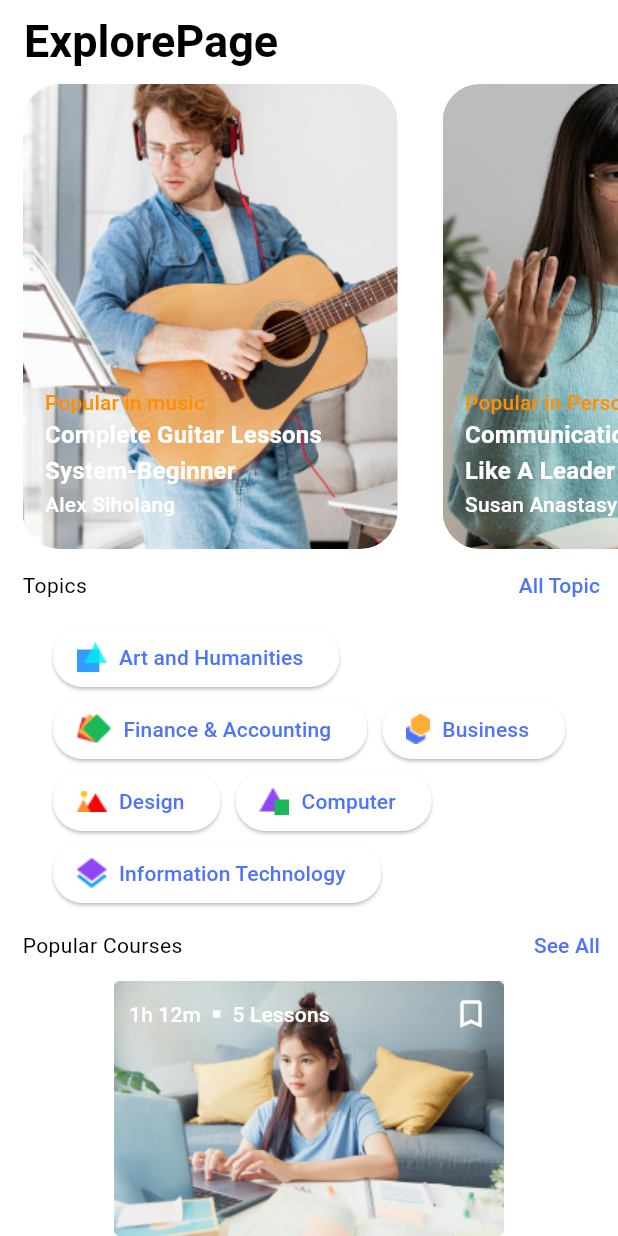
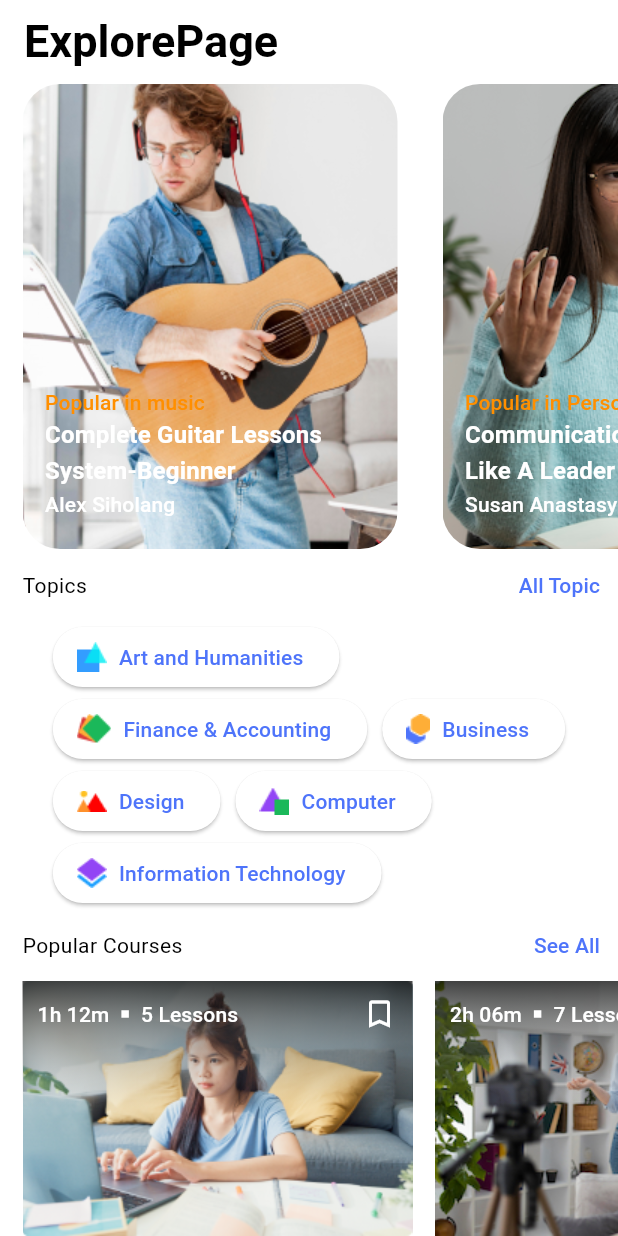
Before and after one commit to whtislouve/education_app, a Flutter app: the screen it shows after launch, on a phone screen of 412 x 824 dp. Run offline on Flutter 3.47's test engine with Material 3 defaults, Android fonts, the light colour scheme and no system bars; our stand-ins replace auto_route, device_preview, flutter_bloc, flutter_form_builder, freezed_annotation.

Commit message:
add popular_courses_suggestion_card widget to explore page

```diff
--- a/lib/pages/explore/ui/explore_page.dart
+++ b/lib/pages/explore/ui/explore_page.dart
@@ -34,7 +34,44 @@ class ExplorePage extends StatelessWidget {
               headerButtonWidget:
                   TextButton(onPressed: () {}, child: Text("See All")),
             ),
-            PopularCoursesSuggestionCard(),
+            SingleChildScrollView(
+              scrollDirection: Axis.horizontal,
+              child: Row(
+                children: [
+                  const SizedBox(width: 15),
+                  PopularCoursesSuggestionCard(
+                    courseAmountTime: '1h 12m',
+                    courseAmountLesson: '5',
+                    courseImage: Assets.explore.popularCourseImage1,
+                    courseTitle:
+                        'How to Start an Amazon FBA store\non a Tight Budget',
+                    courseTeacherName: "Grabriella Susi",
+                    courseCost: 'IDR 219.000',
+                  ),
+                  const SizedBox(width: 15),
+                  PopularCoursesSuggestionCard(
+                    courseAmountTime: '2h 06m',
+                    courseAmountLesson: '7',
+                    courseTitle:
+                        "Beginner to Pro in Excel: Financial\nModeling & Valuation",
+                    courseTeacherName: "Azalea Susanti",
+                    courseCost: 'IDR 112.000',
+                    courseImage: Assets.explore.popularCourseImage2,
+                  ),
+                  const SizedBox(width: 15),
+                  PopularCoursesSuggestionCard(
+                    courseAmountTime: '2h 06m',
+                    courseAmountLesson: '7',
+                    courseTitle:
+                        "The Business Intelligence\nAnalyst Course 2022",
+                    courseTeacherName: "Bambang Subroto",
+                    courseCost: 'IDR 322.000',
+                    courseImage: Assets.explore.popularCourseImage3,
+                  ),
+                  const SizedBox(width: 15),
+                ],
+              ),
+            )
           ],
         ),
       ),
--- a/lib/widgets/ui/populart_courses_suggestion/popular_courses_suggestion_card.dart
+++ b/lib/widgets/ui/populart_courses_suggestion/popular_courses_suggestion_card.dart
@@ -2,7 +2,21 @@ import 'package:flutter/material.dart';
 import 'package:travel_app/gen/assets.gen.dart';
 
 class PopularCoursesSuggestionCard extends StatelessWidget {
-  const PopularCoursesSuggestionCard({super.key});
+  const PopularCoursesSuggestionCard({
+    super.key,
+    required this.courseAmountTime,
+    required this.courseAmountLesson,
+    required this.courseTitle,
+    required this.courseTeacherName,
+    required this.courseCost,
+    required this.courseImage,
+  });
+  final String courseAmountTime;
+  final String courseAmountLesson;
+  final String courseTitle;
+  final String courseTeacherName;
+  final String courseCost;
+  final AssetGenImage courseImage;
   @override
   Widget build(BuildContext context) {
     return Column(
@@ -14,30 +28,40 @@ class PopularCoursesSuggestionCard extends StatelessWidget {
           decoration: BoxDecoration(
             image: DecorationImage(
               fit: BoxFit.fill,
-              image: Assets.explore.popularCourseImage1.provider(),
+              image: courseImage.provider(),
             ),
           ),
           child: Container(
+            decoration: const BoxDecoration(
+              gradient: LinearGradient(
+                begin: Alignment.topCenter,
+                end: Alignment.center,
+                colors: [
+                  Color.fromARGB(178, 0, 0, 0),
+                  Color.fromARGB(0, 158, 158, 158),
+                ],
+              ),
+            ),
             alignment: Alignment.topLeft,
-            padding: EdgeInsets.only(left: 10, top: 10, right: 10),
+            padding: const EdgeInsets.only(left: 10, top: 10, right: 10),
             child: Row(
               mainAxisAlignment: MainAxisAlignment.spaceBetween,
               children: [
                 Row(
                   children: [
                     Text(
-                      '1h 12m',
+                      courseAmountTime,
                       style: Theme.of(context).textTheme.titleSmall?.copyWith(
                           color: Theme.of(context).colorScheme.secondary),
                     ),
                     Container(
-                      margin: EdgeInsets.only(left: 8, right: 8),
+                      margin: const EdgeInsets.only(left: 8, right: 8),
                       width: 5,
                       height: 5,
                       color: Theme.of(context).colorScheme.secondary,
                     ),
                     Text(
-                      '5 Lessons',
+                      '$courseAmountLesson Lessons',
                       style: Theme.of(context).textTheme.titleSmall?.copyWith(
                           color: Theme.of(context).colorScheme.secondary),
                     ),
@@ -53,13 +77,29 @@ class PopularCoursesSuggestionCard extends StatelessWidget {
         ),
         Padding(
           padding: const EdgeInsets.only(top: 10, bottom: 7),
-          child: Text('How to Start an Amazon FBA store\non a Tight Budget', style: Theme.of(context).,),
+          child: Text(courseTitle,
+              style: Theme.of(context)
+                  .textTheme
+                  .titleMedium
+                  ?.copyWith(letterSpacing: 0.1)),
         ),
         Padding(
           padding: const EdgeInsets.only(bottom: 7),
-          child: Text("Grabriella Susi"),
+          child: Text(
+            courseTeacherName,
+            style: Theme.of(context)
+                .textTheme
+                .titleSmall
+                ?.copyWith(color: Color.fromARGB(255, 158, 158, 158)),
+          ),
         ),
-        Text('IDR 219.000'),
+        Text(
+          courseCost,
+          style: Theme.of(context)
+              .textTheme
+              .titleMedium
+              ?.copyWith(color: Theme.of(context).colorScheme.primary),
+        ),
       ],
     );
   }
```
